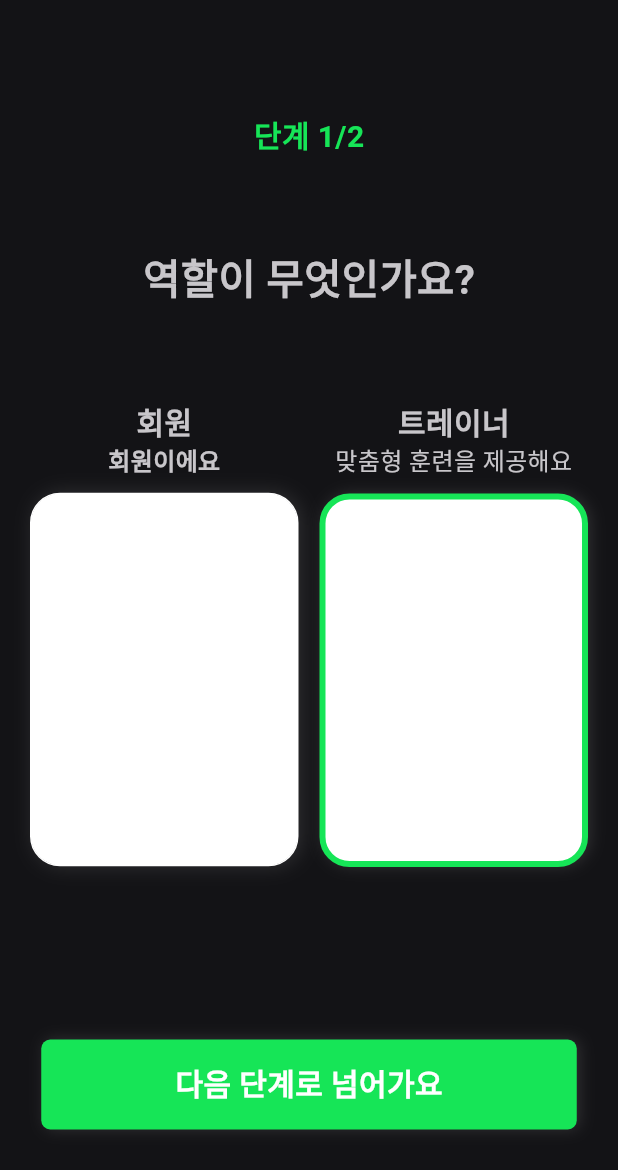
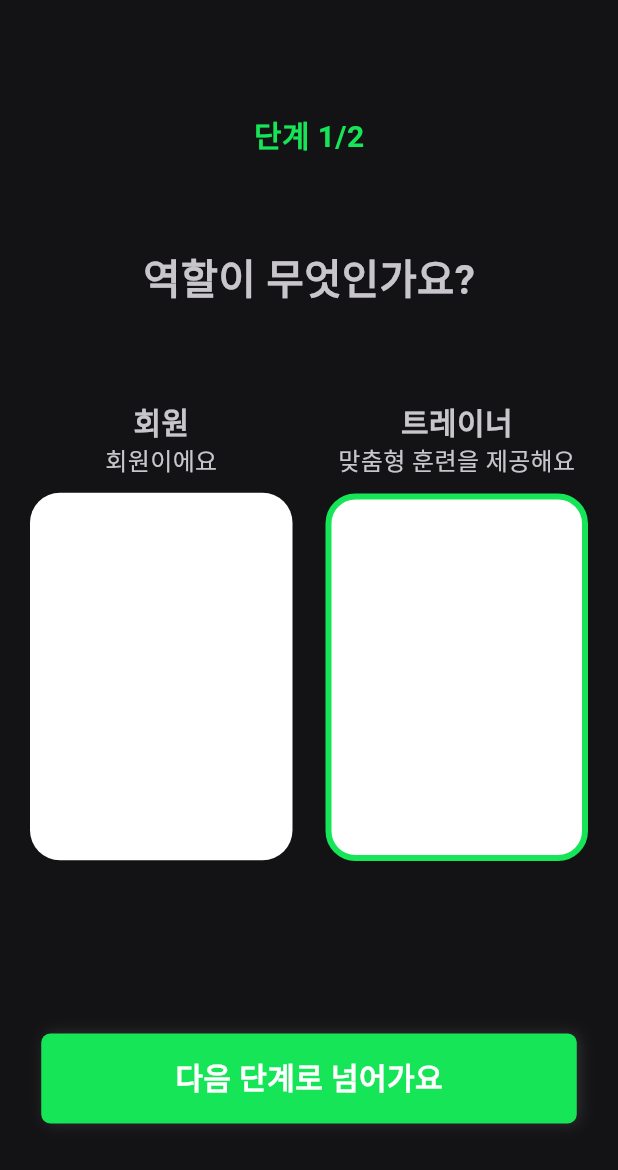
Before and after one commit to dusagong/ptManager, a Flutter app: the screen it shows after launch, on a phone screen of 412 x 824 dp. Shown: the top 1170 px of the screen. Run offline on Flutter 3.47's test engine with Material 2 defaults, Android fonts, the light colour scheme and no system bars; our stand-ins replace carousel_slider, chat_bubbles, cloud_firestore, firebase_auth, firebase_core, firebase_storage and 7 more; accounts and stored records are empty.

Commit message:
mode set edit2

```diff
--- a/lib/screens/modeSetting.dart
+++ b/lib/screens/modeSetting.dart
@@ -75,15 +75,6 @@
                               ),
                               borderRadius:
                                   BorderRadius.all(Radius.circular(20)),
-                              boxShadow: [
-                                BoxShadow(
-                                  color: Colors.grey.withOpacity(0.2),
-                                  spreadRadius: 0,
-                                  blurRadius: 8,
-                                  offset: Offset(
-                                      2, 0), // changes position of shadow
-                                ),
-                              ],
                               // image: DecorationImage(
                               //   image: ExactAssetImage('asset/농부.png'),
                               //   // fit: BoxFit.fitHeight,
@@ -108,7 +99,7 @@
                             '회원이에요',
                             style: TextStyle(
                                 fontSize: 16,
-                                fontWeight: FontWeight.bold),
+                                ),
                           ),
                           SizedBox(
                             height: 10,
@@ -122,27 +113,15 @@
                             child: Container(
                               decoration: BoxDecoration(
                                 color: Color.fromARGB(255, 255, 255, 255),
-                                border: Border.all(
-                                  color: Color.fromARGB(255, 255, 255, 255),
-                                ),
                                 borderRadius:
                                     BorderRadius.all(Radius.circular(20)),
-                                boxShadow: [
-                                  BoxShadow(
-                                    color: Colors.grey.withOpacity(0.2),
-                                    spreadRadius: 0,
-                                    blurRadius: 10,
-                                    offset: Offset(
-                                        2, 0), // changes position of shadow
-                                  ),
-                                ],
                                 // image: DecorationImage(
                                 //   image: ExactAssetImage('asset/농부.png'),
                                 //   // fit: BoxFit.fitHeight,
                                 // ),
                               ),
-                              height: 249,
-                              width: 179,
+                              height: 245,
+                              width: 175,
                             ),
                           ),
                           SizedBox(height: 30),
@@ -161,8 +140,7 @@
                           Text(
                             '맞춤형 훈련을 제공해요',
                             style: TextStyle(
-                                fontSize: 16,
-                                fontWeight: FontWeight.bold),
+                                fontSize: 16,),
                           ),
                           SizedBox(
                             height: 10,
@@ -171,20 +149,8 @@
                             child: Container(
                               decoration: BoxDecoration(
                                 color: Color.fromARGB(255, 255, 255, 255),
-                                border: Border.all(
-                                  color: Color.fromARGB(255, 255, 255, 255),
-                                ),
                                 borderRadius:
                                     BorderRadius.all(Radius.circular(20)),
-                                boxShadow: [
-                                  BoxShadow(
-                                    color: Colors.grey.withOpacity(0.2),
-                                    spreadRadius: 0,
-                                    blurRadius: 10,
-                                    offset: Offset(
-                                        2, 0), // changes position of shadow
-                                  ),
-                                ],
                                 // image: DecorationImage(
                                 //   image: ExactAssetImage('asset/자영업ㅈ.png'),
                                 //   // fit: BoxFit.fitHeight,
@@ -228,22 +194,13 @@
                               ),
                               borderRadius:
                                   BorderRadius.all(Radius.circular(20)),
-                              boxShadow: [
-                                BoxShadow(
-                                  color: Colors.grey.withOpacity(0.2),
-                                  spreadRadius: 0,
-                                  blurRadius: 8,
-                                  offset: Offset(
-                                      2, 0), // changes position of shadow
-                                ),
-                              ],
                               // image: DecorationImage(
                               //   image: ExactAssetImage('asset/자영업ㅈ.png'),
                               //   // fit: BoxFit.fitHeight,
                               // ),
                             ),
-                            height: 249,
-                            width: 179,
+                            height: 245,
+                            width: 175,
                           ),
                           SizedBox(height: 30),
                           // Image.asset('asset/클릭된거.png')
```
